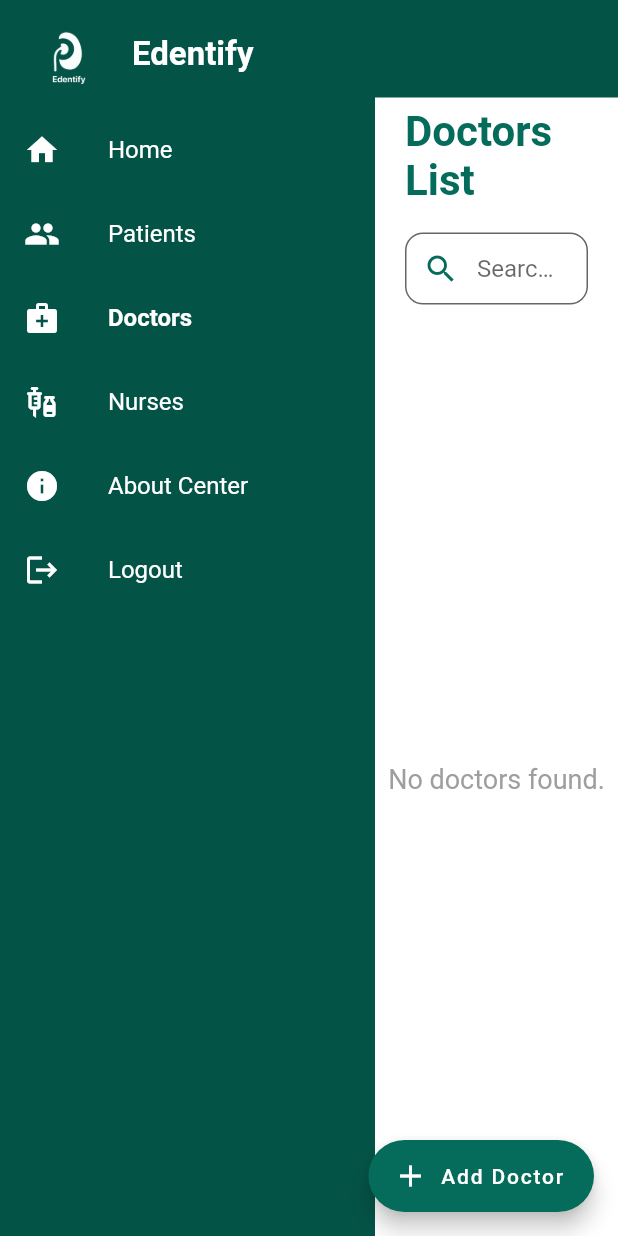
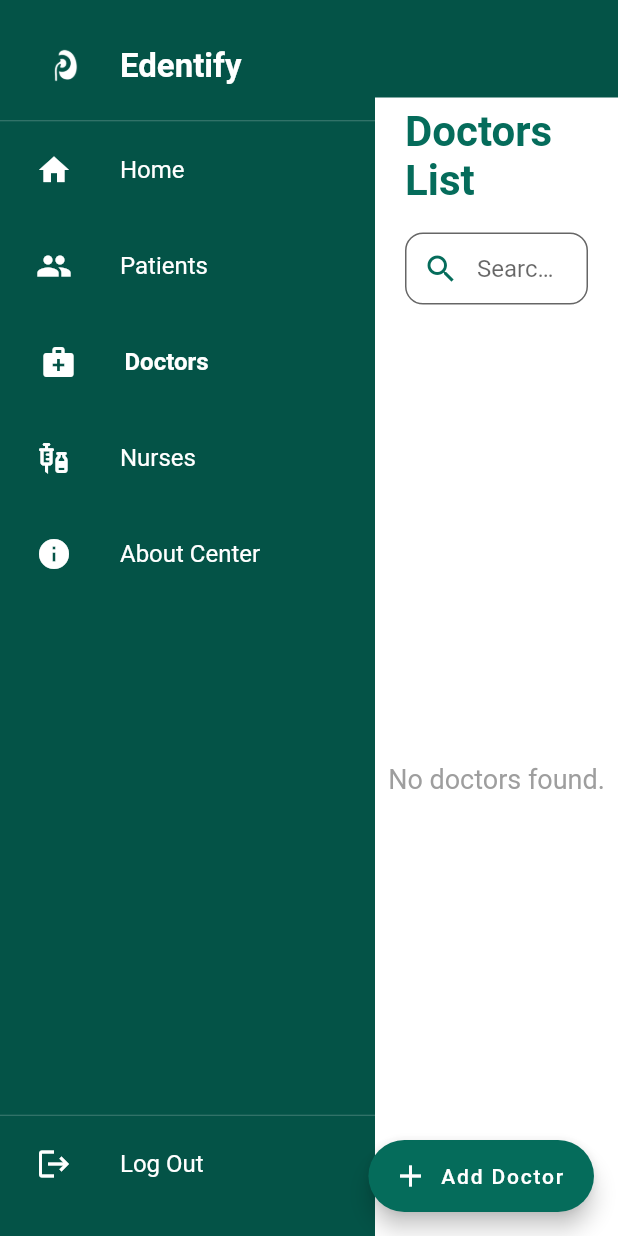
Before and after one commit to NicoleSrsp/EdentifyCenterv1, a Flutter app: the DoctorsScreen screen opened directly with empty values, on a phone screen of 412 x 824 dp. Run offline on Flutter 3.47's test engine with Material 3 defaults, Android fonts, the phone set to English and light mode, and no system bars; our stand-ins replace cloud_firestore, firebase_auth, firebase_core, shared_preferences; accounts and stored records are empty.

Commit message:
redesign side menu

```diff
--- a/lib/screens/side_menu.dart
+++ b/lib/screens/side_menu.dart
@@ -27,29 +27,33 @@ class SideMenu extends StatelessWidget {
     VoidCallback? onTapOverride,
   }) {
     return ListTile(
-      leading: Icon(icon, color: Colors.white),
+      // ✅ Added padding for better alignment and spacing
+      contentPadding: const EdgeInsets.symmetric(horizontal: 24.0, vertical: 4.0),
+      leading: Icon(icon, color: Colors.white, size: 24), // Set explicit size
       title: Text(
         title,
         style: TextStyle(
           color: Colors.white,
+          fontSize: 16, // Set explicit font size
           fontWeight: selected ? FontWeight.bold : FontWeight.normal,
         ),
       ),
       tileColor: selected ? primaryColor : darkerPrimaryColor,
+      // Added a subtle highlight for the selected item
+      shape: selected
+          ? const Border(left: BorderSide(color: Colors.white, width: 3.0))
+          : null,
       onTap: () async {
         if (onTapOverride != null) {
           onTapOverride();
           return;
         }
 
-        // ✅ STEP 2: Simplify the logout logic to a single line.
         if (routeName == '/logout') {
-          // All the complex dialog and navigation logic is now handled by the service.
           AuthService.logout(context);
           return;
         }
 
-        // --- All other navigation logic remains the same ---
         if (routeName == '/aboutCenter') {
           final doc = await FirebaseFirestore.instance
               .collection('centers')
@@ -68,7 +72,7 @@ class SideMenu extends StatelessWidget {
               'address': data['address'] ?? '',
               'contactNumber': data['contactNumber'] ?? '',
               'missionVision': data['missionVision'] ?? '',
-              'logoAsset': data['logoAsset'] ?? 'assets/logo.png',
+              'logoAsset': data['logoAsset'] ?? 'assets/D.png',
             },
           );
         } else {
@@ -87,35 +91,62 @@ class SideMenu extends StatelessWidget {
 
   @override
   Widget build(BuildContext context) {
+    // Get bottom padding for safe area (for notches, home bars, etc.)
+    final bottomPadding = MediaQuery.of(context).padding.bottom;
+
     return Container(
       width: 250,
       color: darkerPrimaryColor,
+      // ✅ Changed main Column structure
+      child: Column(
+        // This ensures the main items are at the top, and logout is at the bottom
+        crossAxisAlignment: CrossAxisAlignment.start,
+        children: [
+          // ✅ This Expanded widget takes up all available space,
+          // pushing the logout button to the bottom.
+          Expanded(
             child: Column(
               children: [
-          // Header remains the same...
+                // --- HEADER ---
                 InkWell(
                   onTap: () {
                     Navigator.pushReplacementNamed(
                       context,
                       '/home',
-                arguments: {'centerId': centerId, 'centerName': centerName},
+                      arguments: {
+                        'centerId': centerId,
+                        'centerName': centerName
+                      },
                     );
                   },
                   child: Container(
-              padding: const EdgeInsets.symmetric(horizontal: 16, vertical: 16),
+                    // ✅ Adjusted padding to align logo with menu items below
+                    padding: const EdgeInsets.fromLTRB(24, 24, 16, 16),
                     child: Row(
+                      crossAxisAlignment: CrossAxisAlignment.center, // Vertically center
                       children: [
-                  SizedBox(width: 60, height: 40, child: Image.asset('assets/logo.png', fit: BoxFit.contain)),
-                  const SizedBox(width: 12),
-                  const Text('Edentify', style: TextStyle(color: Colors.white, fontSize: 22, fontWeight: FontWeight.bold)),
-                  const SizedBox(width: 12),
-                  const VerticalDivider(color: Colors.white, thickness: 1, width: 20)
+                        SizedBox(
+                          width: 40, // Made logo container square
+                          height: 40,
+                          child: Image.asset('assets/D.png', fit: BoxFit.contain),
+                        ),
+                        const SizedBox(width: 16),
+                        const Text(
+                          'Edentify',
+                          style: TextStyle(
+                            color: Colors.white,
+                            fontSize: 22,
+                            fontWeight: FontWeight.bold,
+                          ),
+                        ),
+                        // ✅ Removed the VerticalDivider for a cleaner look
                       ],
                     ),
                   ),
                 ),
+                const Divider(color: Colors.white24, height: 1), // Subtle divider
 
-          // Menu items remain the same...
+                // --- TOP MENU ITEMS ---
                 _buildMenuItem(context: context, icon: Icons.home, title: 'Home', selected: selectedMenu == 'Home', routeName: '/home'),
                 _buildMenuItem(context: context, icon: Icons.people, title: 'Patients', selected: selectedMenu == 'Patients', routeName: '/patients'),
                 _buildMenuItem(context: context, icon: Icons.medical_services, title: 'Doctors', selected: selectedMenu == 'Doctors', routeName: '/doctors'),
@@ -133,7 +164,26 @@ class SideMenu extends StatelessWidget {
                   },
                 ),
                 _buildMenuItem(context: context, icon: Icons.info, title: 'About Center', selected: selectedMenu == 'About Center', routeName: '/aboutCenter'),
-          _buildMenuItem(context: context, icon: Icons.logout, title: 'Logout', selected: selectedMenu == 'Logout', routeName: '/logout'),
+              ],
+            ),
+          ),
+
+          // --- LOGOUT BUTTON AT THE BOTTOM ---
+          // This is now outside the Expanded widget
+          Column(
+            children: [
+              const Divider(color: Colors.white24, height: 1), // Divider above logout
+              _buildMenuItem(
+                context: context,
+                icon: Icons.logout,
+                title: 'Log Out',
+                selected: selectedMenu == 'Logout',
+                routeName: '/logout',
+              ),
+              // ✅ Add padding at the very bottom for the phone's safe area
+              SizedBox(height: bottomPadding > 0 ? bottomPadding : 16),
+            ],
+          ),
         ],
       ),
     );
--- a/pubspec.yaml
+++ b/pubspec.yaml
@@ -31,6 +31,7 @@ flutter:
   assets:
     - assets/background.png
     - assets/logo.png
+    - assets/D.png
 
   # fonts:
   #   - family: Roboto
```
Also changed, not shown: assets/D.png (added). Lines whose indentation alone changed are shown as unchanged.
